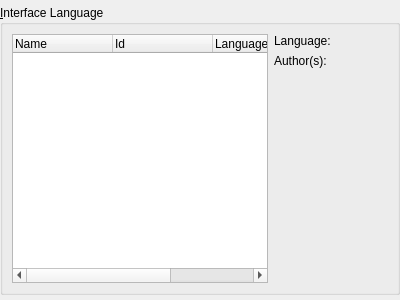
The window that vbox/src/VBox/Frontends/VirtualBox4/ui/VBoxGLSettingsLanguage.ui (jljuxgm/vboxgit) describes before a commit, drawn with Qt 5.
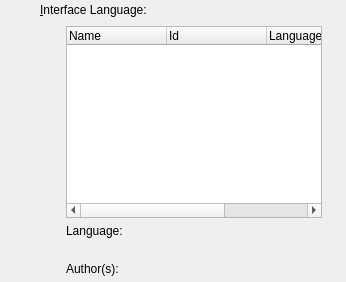
The same window after the commit. Custom widgets are drawn as their Qt base class.

The edit to the form file:
```diff
--- a/vbox/src/VBox/Frontends/VirtualBox4/ui/VBoxGLSettingsLanguage.ui
+++ b/vbox/src/VBox/Frontends/VirtualBox4/ui/VBoxGLSettingsLanguage.ui
@@ -22,30 +22,66 @@
    <rect>
     <x>0</x>
     <y>0</y>
-    <width>400</width>
-    <height>300</height>
+    <width>346</width>
+    <height>282</height>
    </rect>
   </property>
-  <layout class="QVBoxLayout" >
+  <layout class="QGridLayout" >
    <property name="leftMargin" >
     <number>0</number>
    </property>
    <property name="topMargin" >
-    <number>5</number>
+    <number>0</number>
    </property>
    <property name="rightMargin" >
     <number>0</number>
    </property>
    <property name="bottomMargin" >
-    <number>5</number>
+    <number>0</number>
    </property>
-   <item>
-    <widget class="QGroupBox" name="mGbLanguage" >
-     <property name="title" >
-      <string>&amp;Interface Language</string>
+   <item row="0" column="0" >
+    <spacer>
+     <property name="orientation" >
+      <enum>Qt::Horizontal</enum>
      </property>
-     <layout class="QHBoxLayout" >
-      <item>
+     <property name="sizeType" >
+      <enum>QSizePolicy::Fixed</enum>
+     </property>
+     <property name="sizeHint" >
+      <size>
+       <width>40</width>
+       <height>20</height>
+      </size>
+     </property>
+    </spacer>
+   </item>
+   <item row="0" column="1" colspan="2" >
+    <widget class="QLabel" name="mGbLanguage" >
+     <property name="text" >
+      <string>&amp;Interface Language:</string>
+     </property>
+     <property name="buddy" >
+      <cstring>mTwLanguage</cstring>
+     </property>
+    </widget>
+   </item>
+   <item row="1" column="1" >
+    <spacer>
+     <property name="orientation" >
+      <enum>Qt::Horizontal</enum>
+     </property>
+     <property name="sizeType" >
+      <enum>QSizePolicy::Fixed</enum>
+     </property>
+     <property name="sizeHint" >
+      <size>
+       <width>20</width>
+       <height>20</height>
+      </size>
+     </property>
+    </spacer>
+   </item>
+   <item row="1" column="2" >
        <widget class="QITreeWidget" name="mTwLanguage" >
         <property name="sizePolicy" >
          <sizepolicy vsizetype="Expanding" hsizetype="Fixed" >
@@ -87,9 +123,7 @@
         </column>
        </widget>
       </item>
-      <item>
-       <layout class="QVBoxLayout" >
-        <item>
+   <item row="2" column="2" >
          <layout class="QGridLayout" >
           <item row="0" column="0" >
            <widget class="QLabel" name="mLbName" >
@@ -115,6 +149,12 @@
               <verstretch>0</verstretch>
              </sizepolicy>
             </property>
+       <property name="minimumSize" >
+        <size>
+         <width>0</width>
+         <height>32</height>
+        </size>
+       </property>
             <property name="alignment" >
              <set>Qt::AlignLeading|Qt::AlignLeft|Qt::AlignTop</set>
             </property>
@@ -157,7 +197,7 @@
           </item>
          </layout>
         </item>
-        <item>
+   <item row="3" column="2" >
          <spacer>
           <property name="orientation" >
            <enum>Qt::Vertical</enum>
@@ -169,11 +209,6 @@
            </size>
           </property>
          </spacer>
-        </item>
-       </layout>
-      </item>
-     </layout>
-    </widget>
    </item>
   </layout>
  </widget>
```
Lines whose indentation alone changed are shown as unchanged.
